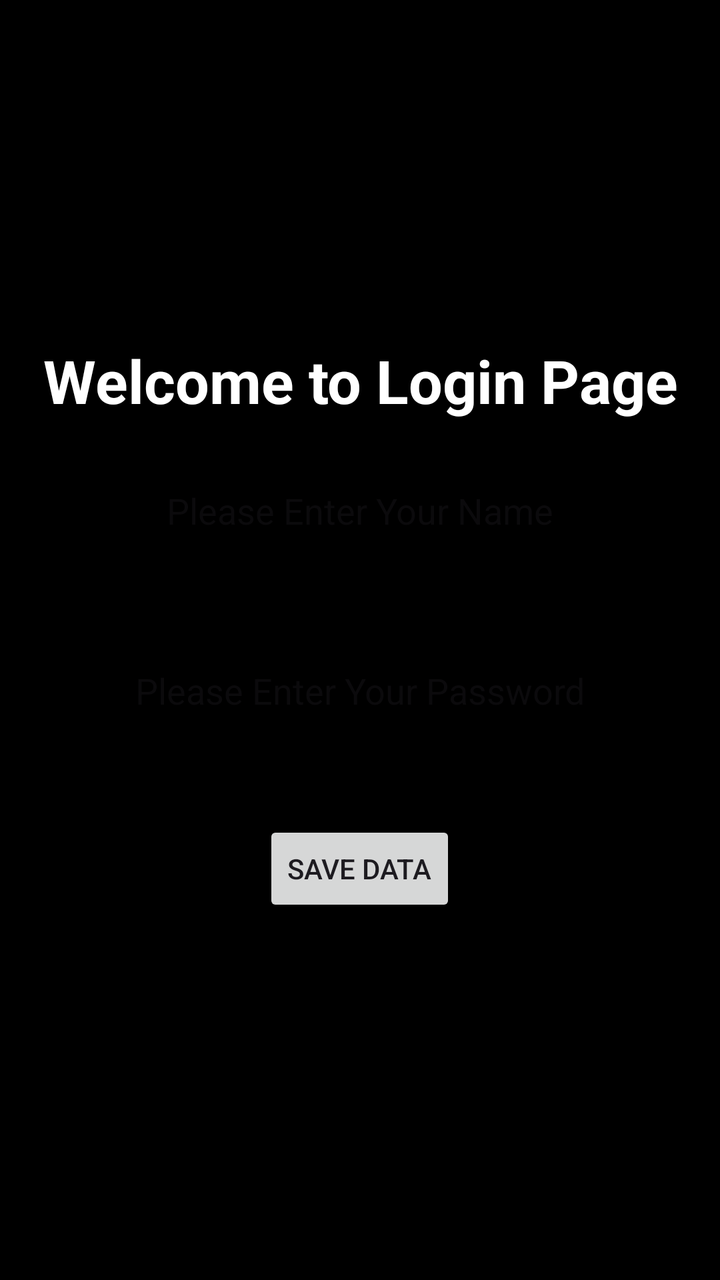
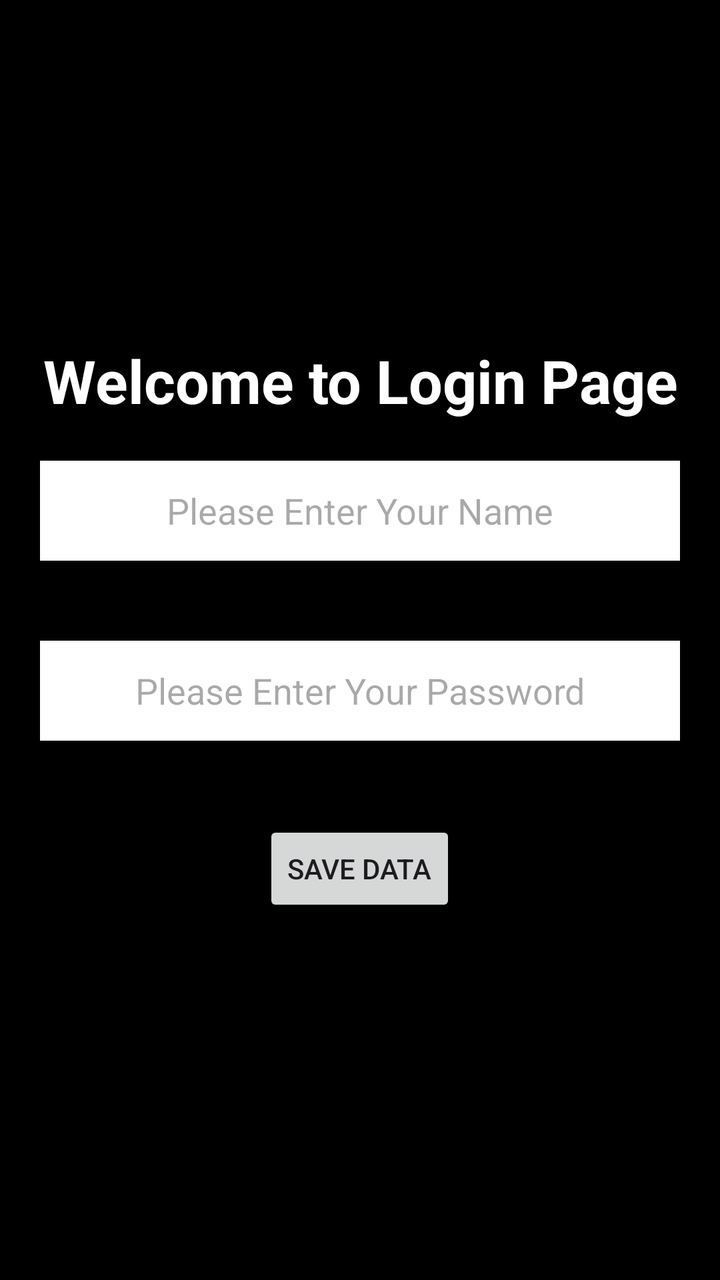

Screens rendered from an Android XML layout before and after an edit, with the pre-edit source and the edit as a unified diff.
<!-- AndroidManifest.xml: application theme Theme.Passvault -->
<!-- res/layout/activity_main.xml -->
<?xml version="1.0" encoding="utf-8"?>
<LinearLayout
    xmlns:android="http://schemas.android.com/apk/res/android"  xmlns:app="http://schemas.android.com/apk/res-auto"  xmlns:tools="http://schemas.android.com/tools"  android:layout_width="match_parent"
    android:layout_height="match_parent"
    android:background="@color/black"
    android:orientation="vertical"
    tools:context=".MainActivity">
    <TextView
        android:layout_width="match_parent"
        android:layout_height="wrap_content"
        android:text="Welcome to Login Page"
        android:layout_gravity="center"
        android:gravity="center"
        android:layout_marginTop="170dp"
        android:textSize="30sp"
        android:textStyle="bold"
        android:textColor="@color/white"/>
    <EditText
        android:id="@+id/eTName"
        android:layout_width="match_parent"
        android:layout_height="50dp"
        android:background="@color/black"
        android:hint="Please Enter Your Name"  android:layout_margin="20dp"
        android:gravity="center"
        />
    <EditText
        android:id="@+id/eTPassword"
        android:layout_width="match_parent"
        android:layout_height="50dp"
        android:background="@color/black"
        android:hint="Please Enter Your Password"  android:layout_margin="20dp"
        android:gravity="center"
        />
    <Button
        android:id="@+id/btnSave"
        android:layout_width="wrap_content"
        android:layout_height="wrap_content"
        android:text="SAVE DATA"
        android:layout_margin="20dp"
        android:layout_gravity="center"
        android:gravity="center"/>
</LinearLayout>
<!-- resources referenced by this layout -->
<resources>
  <color name="black">#FF000000</color>
  <color name="white">#FFFFFFFF</color>
  <style name="Theme.Passvault" parent="Base.Theme.Passvault" />
  <style name="Base.Theme.Passvault" parent="Theme.Material3.DayNight.NoActionBar">
          
          
      </style>
</resources>

<!-- the commit's change to res/layout/activity_main.xml (unified diff, before → after) -->
@@ -19,7 +19,8 @@
         android:id="@+id/eTName"
         android:layout_width="match_parent"
         android:layout_height="50dp"
-        android:background="@color/black"
+        android:background="@color/white"
+        android:textColor="@color/black"
         android:hint="Please Enter Your Name"  android:layout_margin="20dp"
         android:gravity="center"
         />
@@ -27,7 +28,8 @@
         android:id="@+id/eTPassword"
         android:layout_width="match_parent"
         android:layout_height="50dp"
-        android:background="@color/black"
+        android:background="@color/white"
+        android:textColor="@color/black"
         android:hint="Please Enter Your Password"  android:layout_margin="20dp"
         android:gravity="center"
         />
